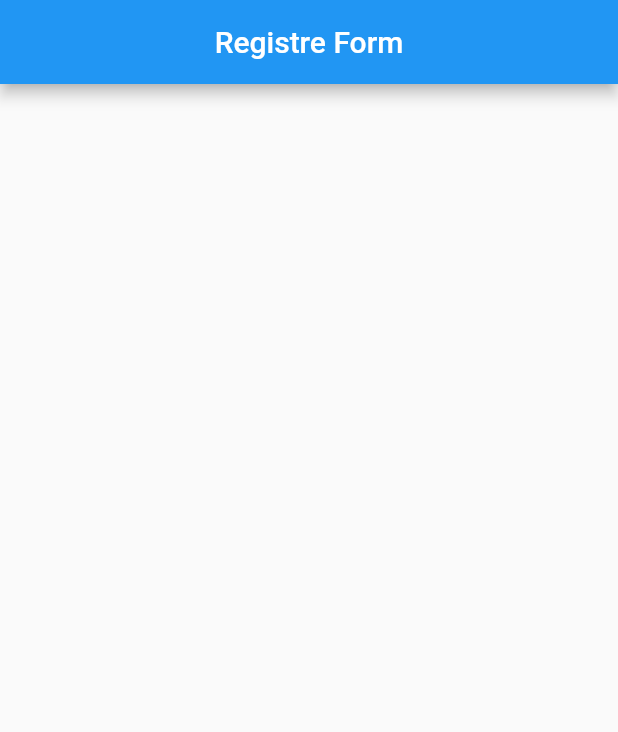
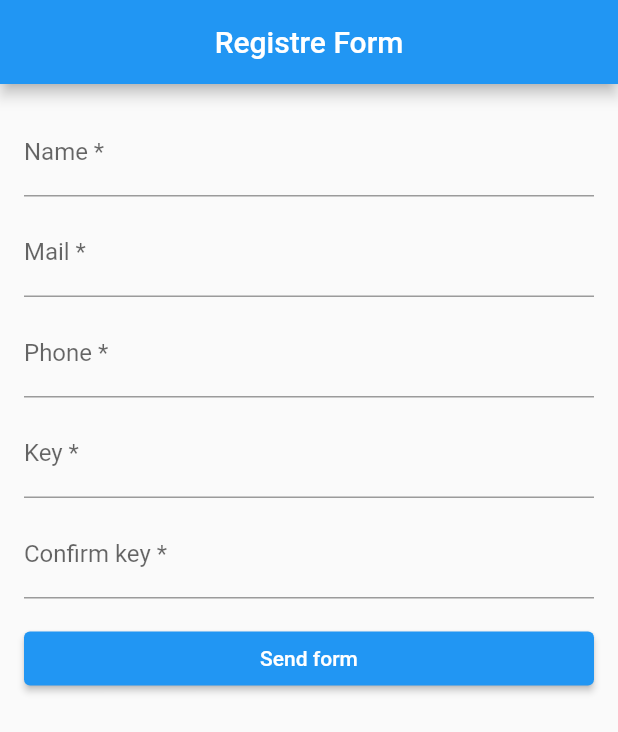
Before and after one commit to Aironsec/form_example, a Flutter app: the screen it shows after launch, on a phone screen of 412 x 824 dp. Shown: the top 732 px of the screen. Run offline on Flutter 3.47's test engine with Material 2 defaults, Android fonts, the phone set to English and light mode, and no system bars.

Commit message:
add TextField into the registy form

```diff
--- a/lib/pages/registre_form.dart
+++ b/lib/pages/registre_form.dart
@@ -18,7 +18,42 @@ class _RegistreFormState extends State<RegistreForm> {
       body: Form(
         child: ListView(
           padding: const EdgeInsets.all(16),
-          children: const [],
+          children: [
+            const TextField(
+              decoration: InputDecoration(labelText: 'Name *'),
+            ),
+            const SizedBox(
+              height: 8,
+            ),
+            TextFormField(
+              decoration: const InputDecoration(labelText: 'Mail *'),
+            ),
+            const SizedBox(
+              height: 8,
+            ),
+            TextFormField(
+              decoration: const InputDecoration(labelText: 'Phone *'),
+            ),
+            const SizedBox(
+              height: 8,
+            ),
+            TextFormField(
+              decoration: const InputDecoration(labelText: 'Key *'),
+            ),
+            const SizedBox(
+              height: 8,
+            ),
+            TextFormField(
+              decoration: const InputDecoration(labelText: 'Confirm key *'),
+            ),
+            const SizedBox(
+              height: 16,
+            ),
+            ElevatedButton(
+              onPressed: (() {}),
+              child: const Text('Send form'),
+            ),
+          ],
         ),
       ),
     );
```
Also changed, not shown: pubspec.lock, 1 other file.
